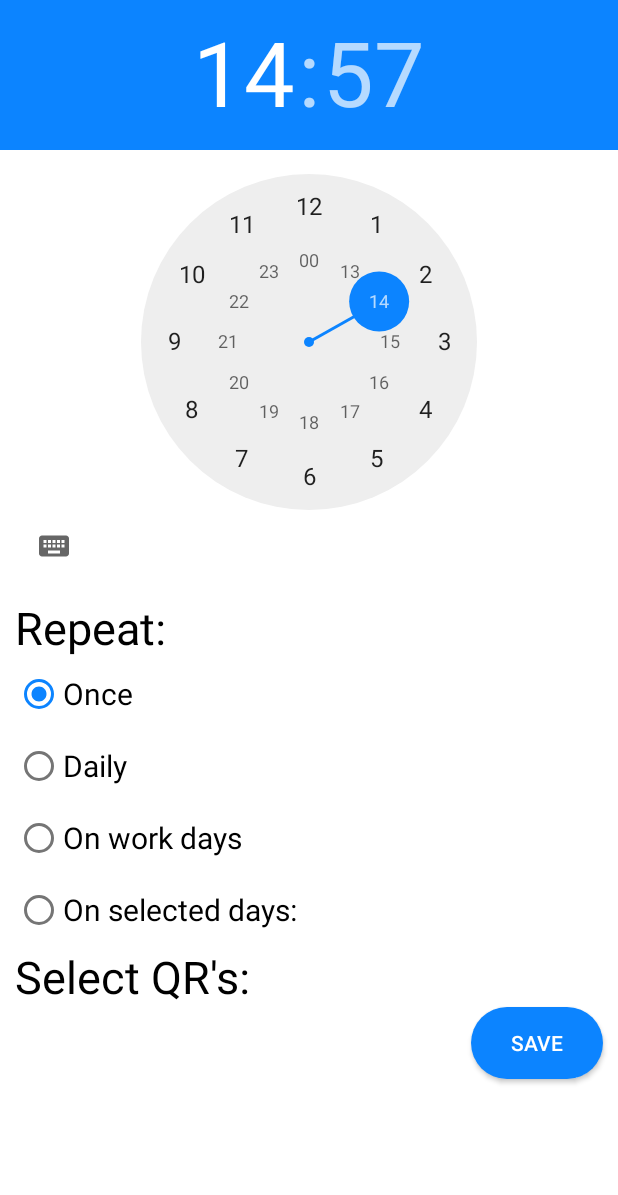
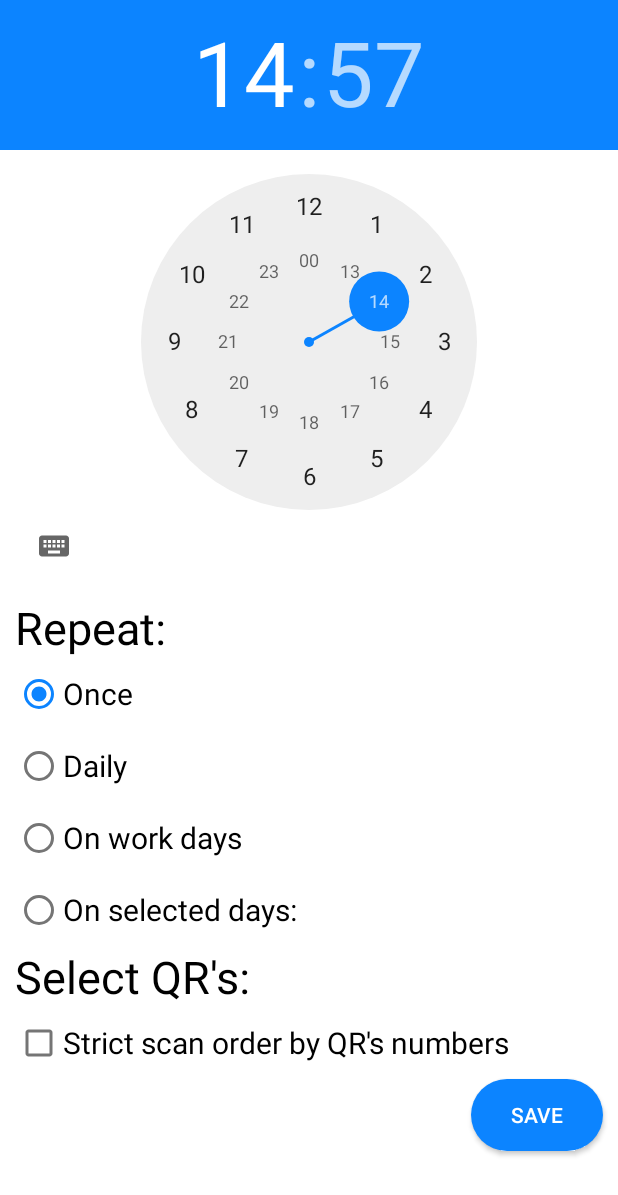
Before and after one commit to fedjaz/WakeUpAlarm, an Android app: the AlarmCreate screen opened directly, with no data from a screen before it, on a phone screen of 412 x 824 dp. Shown: the top 1195 px of the screen. Run offline under Robolectric (Android 15) with nearby library versions, the phone set to English and light mode, and no system bars; 2 statements that could not run were skipped.

Commit message:
add: strict order scan support

```diff
--- a/app/src/main/java/com/fedjaz/wakeupalarm/Alarm.kt
+++ b/app/src/main/java/com/fedjaz/wakeupalarm/Alarm.kt
@@ -3,7 +3,7 @@ package com.fedjaz.wakeupalarm
 import java.io.Serializable
 import java.sql.Time
 
-class Alarm(var id: Int = -1, var hour: Int = 0, var minute: Int = 0, var enabled: Boolean = false, var days: ArrayList<Boolean>) : Serializable {
+class Alarm(var id: Int = -1, var hour: Int = 0, var minute: Int = 0, var enabled: Boolean = false, var days: ArrayList<Boolean>, var isStrict: Boolean = false) : Serializable {
     private val daysPattern = listOf("Mo", "Tu", "We", "Th", "Fr", "Sa", "Su")
     var checked = false
     var qrIds = arrayListOf<Int>()
--- a/app/src/main/java/com/fedjaz/wakeupalarm/DataAccessLayer.kt
+++ b/app/src/main/java/com/fedjaz/wakeupalarm/DataAccessLayer.kt
@@ -17,7 +17,7 @@ class DataAccessLayer(context: Context) {
         val alarmRecords = SugarRecord.listAll(AlarmTable::class.java)
         val alarms = arrayListOf<Alarm>()
         for(alarmRecord in alarmRecords){
-            val alarm = Alarm(alarmRecord.id.toInt(), alarmRecord.hour, alarmRecord.minute, alarmRecord.enabled, arrayListOf<Boolean>())
+            val alarm = Alarm(alarmRecord.id.toInt(), alarmRecord.hour, alarmRecord.minute, alarmRecord.enabled, arrayListOf<Boolean>(), alarmRecord.isStrict)
             for(day in alarmRecord.days){
                 alarm.days.add(day.compareTo(0) != 0)
             }
@@ -33,7 +33,7 @@ class DataAccessLayer(context: Context) {
 
     fun getAlarmById(id: Int): Alarm{
         val alarmRecord = SugarRecord.findById(AlarmTable::class.java, id)
-        val alarm = Alarm(alarmRecord.id.toInt(), alarmRecord.hour, alarmRecord.minute, alarmRecord.enabled, arrayListOf<Boolean>())
+        val alarm = Alarm(alarmRecord.id.toInt(), alarmRecord.hour, alarmRecord.minute, alarmRecord.enabled, arrayListOf<Boolean>(), alarmRecord.isStrict)
         for(day in alarmRecord.days){
             alarm.days.add(day.compareTo(0) != 0)
         }
@@ -59,6 +59,7 @@ class DataAccessLayer(context: Context) {
         }
 
         alarmRecord.enabled = alarm.enabled
+        alarmRecord.isStrict = alarm.isStrict
         val id = alarmRecord.save().toInt()
 
         for(qrId in alarm.qrIds){
@@ -86,6 +87,7 @@ class DataAccessLayer(context: Context) {
             alarmRecord.days += byte
         }
         alarmRecord.enabled = alarm.enabled
+        alarmRecord.isStrict = alarm.isStrict
 
         val alarmQrRelations = SugarRecord.find(AlarmQrRelationTable::class.java, "ALARM_ID = ?", alarm.id.toString())
         for(alarmQrRelation in alarmQrRelations){
--- a/app/src/main/java/com/fedjaz/wakeupalarm/db/AlarmTable.kt
+++ b/app/src/main/java/com/fedjaz/wakeupalarm/db/AlarmTable.kt
@@ -7,4 +7,5 @@ class AlarmTable : SugarRecord() {
     var minute = 0
     var days = byteArrayOf()
     var enabled = false
+    var isStrict = false
 }
--- a/app/src/main/res/layout/activity_alarm_trigger.xml
+++ b/app/src/main/res/layout/activity_alarm_trigger.xml
@@ -51,7 +51,7 @@
             android:layout_height="wrap_content"
             android:layout_marginStart="10dp"
             android:layout_marginEnd="10dp"
-            android:text="You need to scan the followng QR codes to dismiss alarm:"
+            android:text="@string/alarm_trigger_info_unstrict"
             android:textColor="@color/black"
             android:textSize="25dp"
             app:layout_constraintEnd_toEndOf="parent"
--- a/app/src/main/res/layout/activity_create_alarm.xml
+++ b/app/src/main/res/layout/activity_create_alarm.xml
@@ -133,7 +133,7 @@
             android:textColor="#FFFFFF"
             android:visibility="visible"
             app:layout_constraintEnd_toEndOf="parent"
-            app:layout_constraintTop_toBottomOf="@+id/qrLayout" />
+            app:layout_constraintTop_toBottomOf="@+id/strictCheckBox" />
 
         <RadioGroup
             android:id="@+id/repeatRadioGroup"
@@ -177,6 +177,17 @@
                 android:textSize="20dp" />
         </RadioGroup>
 
+        <CheckBox
+            android:id="@+id/strictCheckBox"
+            android:layout_width="wrap_content"
+            android:layout_height="wrap_content"
+            android:layout_marginStart="10dp"
+            android:text="Strict scan order by QR's numbers"
+            android:textColor="@color/black"
+            android:textSize="20dp"
+            app:layout_constraintStart_toStartOf="parent"
+            app:layout_constraintTop_toBottomOf="@+id/qrLayout" />
+
 
     </androidx.constraintlayout.widget.ConstraintLayout>
 </androidx.core.widget.NestedScrollView>
--- a/app/src/main/res/mipmap-anydpi-v26/icon.xml
+++ b/app/src/main/res/mipmap-anydpi-v26/icon.xml
@@ -1,5 +1,5 @@
 <?xml version="1.0" encoding="utf-8"?>
 <adaptive-icon xmlns:android="http://schemas.android.com/apk/res/android">
-    <background android:drawable="@drawable/icon_background"/>
+    <background android:drawable="@color/icon_background"/>
     <foreground android:drawable="@mipmap/icon_foreground"/>
 </adaptive-icon>
--- a/app/src/main/res/mipmap-anydpi-v26/icon_round.xml
+++ b/app/src/main/res/mipmap-anydpi-v26/icon_round.xml
@@ -1,5 +1,5 @@
 <?xml version="1.0" encoding="utf-8"?>
 <adaptive-icon xmlns:android="http://schemas.android.com/apk/res/android">
-    <background android:drawable="@drawable/icon_background"/>
+    <background android:drawable="@color/icon_background"/>
     <foreground android:drawable="@mipmap/icon_foreground"/>
 </adaptive-icon>
--- /dev/null
+++ b/app/src/main/res/values/icon_background.xml
@@ -0,0 +1,4 @@
+<?xml version="1.0" encoding="utf-8"?>
+<resources>
+    <color name="icon_background">#0C84FF</color>
+</resources>
--- a/app/src/main/res/values/strings.xml
+++ b/app/src/main/res/values/strings.xml
@@ -1,3 +1,5 @@
 <resources>
     <string name="app_name" translatable="false">Wake Up Alarm</string>
+    <string name="alarm_trigger_info_strict">You need to scan the following QR codes to dismiss alarm (in the following order):</string>
+    <string name="alarm_trigger_info_unstrict">You need to scan the following QR codes to dismiss alarm (in any order):</string>
 </resources>
```
Also changed, not shown: app/src/main/java/com/fedjaz/wakeupalarm/AlarmCreate.kt (+6 -2 lines), app/src/main/java/com/fedjaz/wakeupalarm/AlarmRecyclerViewAdapter.kt (+5 -8 lines), app/src/main/java/com/fedjaz/wakeupalarm/AlarmTrigger.kt (+42 -10 lines), app/src/main/res/mipmap-hdpi/icon_round.png, app/src/main/res/mipmap-mdpi/icon.png, app/src/main/res/mipmap-mdpi/icon_round.png, app/src/main/res/mipmap-xhdpi/icon.png.
